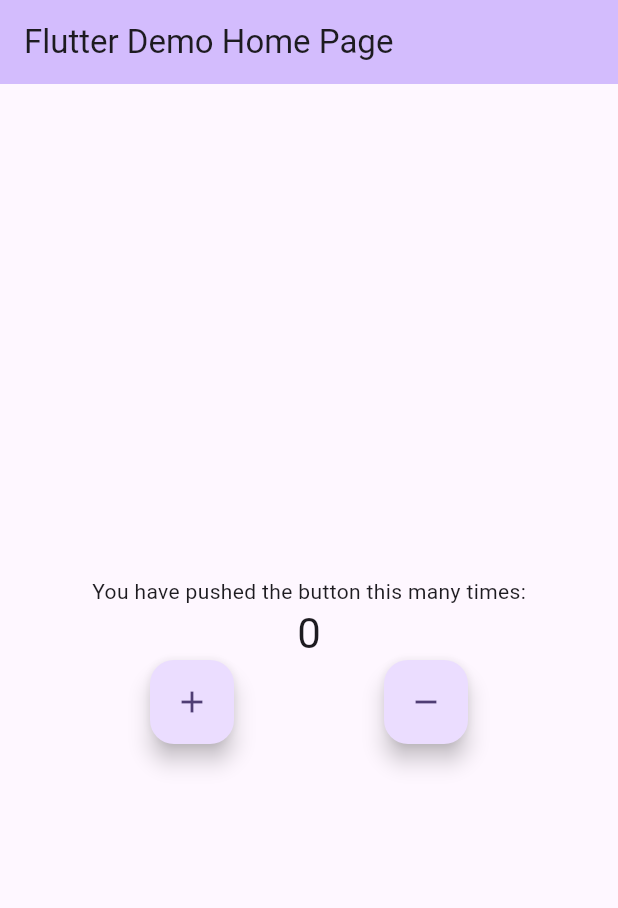
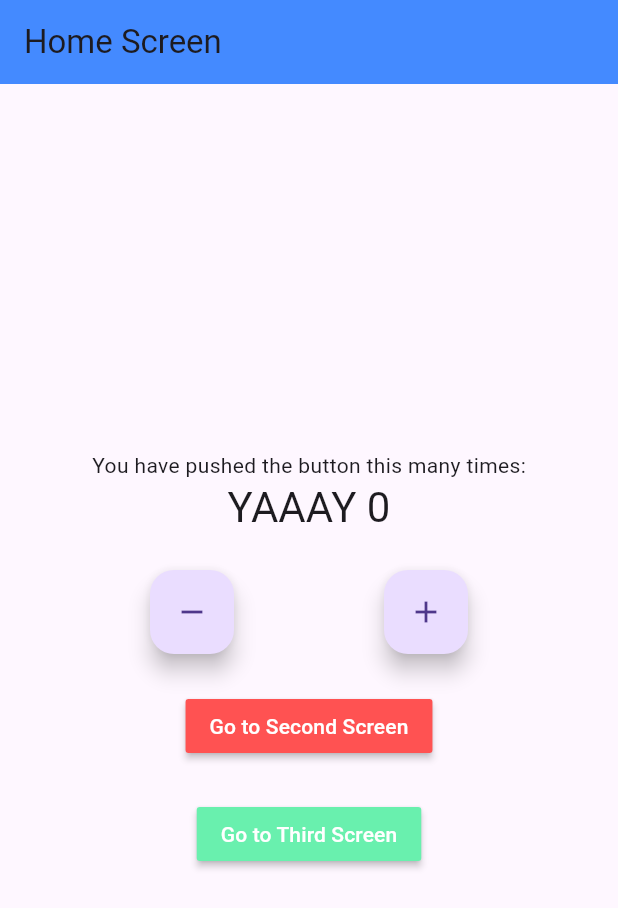
Before and after one commit to KaranKamath21/CounterAppusingBloc, a Flutter app: the screen it shows after launch, on a phone screen of 412 x 824 dp. Shown: the top 908 px of the screen. Run offline on Flutter 3.47's test engine with Material 3 defaults, Android fonts, the phone set to English and light mode, and no system bars; our stand-ins replace bloc, equatable, flutter_bloc.

Commit message:
Added access and Navigation in the project.

```diff
--- a/lib/cubit/counter_state.dart
+++ b/lib/logic/cubit/counter_state.dart
@@ -7,6 +7,5 @@ class CounterState extends Equatable {
   CounterState({required this.counterValue, required this.wasIncremented});
 
   @override
-  // TODO: implement props
   List<Object?> get props => [counterValue, wasIncremented];
 }
--- a/lib/main.dart
+++ b/lib/main.dart
@@ -1,15 +1,15 @@
-import 'package:first/cubit/counter_cubit.dart';
+import 'package:first/presentation/router/app_router.dart';
 import 'package:flutter/material.dart';
 import 'package:flutter_bloc/flutter_bloc.dart';
+import 'logic/cubit/counter_cubit.dart';
 
 void main() {
-  runApp(const MyApp());
+  runApp(MyApp());
 }
 
 class MyApp extends StatelessWidget {
-  const MyApp({super.key});
+  final AppRouter _appRouter = AppRouter();
 
-  // This widget is the root of your application.
   @override
   Widget build(BuildContext context) {
     return BlocProvider<CounterCubit>(
@@ -17,87 +17,11 @@ class MyApp extends StatelessWidget {
       child: MaterialApp(
         title: 'Flutter Demo',
         theme: ThemeData(
-          colorScheme: ColorScheme.fromSeed(seedColor: Colors.deepPurple),
-          useMaterial3: true,
+          primarySwatch: Colors.blue,
+          visualDensity: VisualDensity.adaptivePlatformDensity,
         ),
-        home: const MyHomePage(title: 'Flutter Demo Home Page'),
+        onGenerateRoute: _appRouter.onGenerateRoute,
       ),
     );
   }
 }
-
-class MyHomePage extends StatefulWidget {
-  const MyHomePage({super.key, required this.title});
-  final String title;
-
-  @override
-  State<MyHomePage> createState() => _MyHomePageState();
-}
-
-class _MyHomePageState extends State<MyHomePage> {
-  @override
-  Widget build(BuildContext context) {
-    return Scaffold(
-      appBar: AppBar(
-        backgroundColor: Theme.of(context).colorScheme.inversePrimary,
-        title: Text(widget.title),
-      ),
-      body: BlocListener<CounterCubit, CounterState>(
-        listener: (context, state) {
-          if (state.wasIncremented == true) {
-            ScaffoldMessenger.of(context).showSnackBar(
-              const SnackBar(
-                content: Text('Incremented!'),
-                duration: const Duration(milliseconds: 300),
-              ),
-            );
-          } else {
-            ScaffoldMessenger.of(context).showSnackBar(
-              const SnackBar(
-                content: Text('Decremented!'),
-                duration: const Duration(milliseconds: 300),
-              ),
-            );
-          }
-        },
-        child: Center(
-          child: Column(
-            mainAxisAlignment: MainAxisAlignment.center,
-            children: <Widget>[
-              const Text(
-                'You have pushed the button this many times:',
-              ),
-              BlocBuilder<CounterCubit, CounterState>(
-                builder: (context, state) {
-                  return Text(
-                    state.counterValue.toString(),
-                    style: Theme.of(context).textTheme.headlineMedium,
-                  );
-                },
-              ),
-              Row(
-                mainAxisAlignment: MainAxisAlignment.spaceEvenly,
-                children: [
-                  FloatingActionButton(
-                    onPressed: () {
-                      context.read<CounterCubit>().increment();
-                    },
-                    tooltip: 'Increment',
-                    child: const Icon(Icons.add),
-                  ),
-                  FloatingActionButton(
-                    onPressed: () {
-                      context.read<CounterCubit>().decrement();
-                    },
-                    tooltip: 'Decrement',
-                    child: const Icon(Icons.remove),
-                  ),
-                ],
-              )
-            ],
-          ),
-        ),
-      ), // This trailing comma makes auto-formatting nicer for build methods.
-    );
-  }
-}
--- /dev/null
+++ b/lib/presentation/router/app_router.dart
@@ -0,0 +1,37 @@
+import 'package:flutter/material.dart';
+import '../screens/home_screen.dart';
+import '../screens/second_screen.dart';
+import '../screens/third_screen.dart';
+
+class AppRouter {
+  Route? onGenerateRoute(RouteSettings settings) {
+    final GlobalKey<ScaffoldState>? key =
+        settings.arguments as GlobalKey<ScaffoldState>?;
+    switch (settings.name) {
+      case '/':
+        return MaterialPageRoute(
+          builder: (_) => HomeScreen(
+            title: "Home Screen",
+            color: Colors.blueAccent,
+          ),
+        );
+      case '/second':
+        return MaterialPageRoute(
+          builder: (_) => SecondScreen(
+            title: "Second Screen",
+            color: Colors.redAccent,
+            homeScreenKey: key,
+          ),
+        );
+      case '/third':
+        return MaterialPageRoute(
+          builder: (_) => ThirdScreen(
+            title: "Third Screen",
+            color: Colors.greenAccent,
+          ),
+        );
+      default:
+        return null;
+    }
+  }
+}
--- /dev/null
+++ b/lib/presentation/screens/home_screen.dart
@@ -0,0 +1,136 @@
+import 'package:flutter/material.dart';
+import 'package:flutter_bloc/flutter_bloc.dart';
+
+import '../../logic/cubit/counter_cubit.dart';
+
+class HomeScreen extends StatefulWidget {
+  HomeScreen({required this.title, required this.color});
+
+  final String title;
+  final Color color;
+
+  @override
+  _HomeScreenState createState() => _HomeScreenState();
+}
+
+class _HomeScreenState extends State<HomeScreen> {
+  GlobalKey<ScaffoldState> homeScreenKey = GlobalKey<ScaffoldState>();
+  @override
+  Widget build(BuildContext context) {
+    return Scaffold(
+      key: homeScreenKey,
+      appBar: AppBar(
+        backgroundColor: widget.color,
+        title: Text(widget.title),
+      ),
+      body: Center(
+        child: Column(
+          mainAxisAlignment: MainAxisAlignment.center,
+          children: <Widget>[
+            Text(
+              'You have pushed the button this many times:',
+            ),
+            BlocConsumer<CounterCubit, CounterState>(
+              listener: (context, state) {
+                if (state.wasIncremented == true) {
+                  ScaffoldMessenger.of(context).showSnackBar(
+                    SnackBar(
+                      content: Text('Incremented!'),
+                      duration: Duration(milliseconds: 300),
+                    ),
+                  );
+                } else if (state.wasIncremented == false) {
+                  ScaffoldMessenger.of(context).showSnackBar(
+                    SnackBar(
+                      content: Text('Decremented!'),
+                      duration: Duration(milliseconds: 300),
+                    ),
+                  );
+                }
+              },
+              builder: (context, state) {
+                if (state.counterValue < 0) {
+                  return Text(
+                    'BRR, NEGATIVE ' + state.counterValue.toString(),
+                    style: Theme.of(context).textTheme.headline4,
+                  );
+                } else if (state.counterValue % 2 == 0) {
+                  return Text(
+                    'YAAAY ' + state.counterValue.toString(),
+                    style: Theme.of(context).textTheme.headline4,
+                  );
+                } else if (state.counterValue == 5) {
+                  return Text(
+                    'HMM, NUMBER 5',
+                    style: Theme.of(context).textTheme.headline4,
+                  );
+                } else
+                  return Text(
+                    state.counterValue.toString(),
+                    style: Theme.of(context).textTheme.headline4,
+                  );
+              },
+            ),
+            SizedBox(
+              height: 24,
+            ),
+            Row(
+              mainAxisAlignment: MainAxisAlignment.spaceEvenly,
+              children: [
+                FloatingActionButton(
+                  heroTag: Text('${widget.title}'),
+                  onPressed: () {
+                    BlocProvider.of<CounterCubit>(context).decrement();
+                    // context.bloc<CounterCubit>().decrement();
+                  },
+                  tooltip: 'Decrement',
+                  child: Icon(Icons.remove),
+                ),
+                FloatingActionButton(
+                  heroTag: Text('${widget.title} 2nd'),
+                  onPressed: () {
+                    BlocProvider.of<CounterCubit>(context).increment();
+                    // context.bloc<CounterCubit>().increment();
+                  },
+                  tooltip: 'Increment',
+                  child: Icon(Icons.add),
+                ),
+              ],
+            ),
+            SizedBox(
+              height: 24,
+            ),
+            MaterialButton(
+              color: Colors.redAccent,
+              child: Text(
+                'Go to Second Screen',
+                style: TextStyle(color: Colors.white),
+              ),
+              onPressed: () {
+                Navigator.of(context).pushNamed(
+                  '/second',
+                  arguments: homeScreenKey,
+                );
+              },
+            ),
+            SizedBox(
+              height: 24,
+            ),
+            MaterialButton(
+              color: Colors.greenAccent,
+              child: Text(
+                'Go to Third Screen',
+                style: TextStyle(color: Colors.white),
+              ),
+              onPressed: () {
+                Navigator.of(context).pushNamed(
+                  '/third',
+                );
+              },
+            ),
+          ],
+        ),
+      ),
+    );
+  }
+}
```
Also changed, not shown: lib/presentation/screens/second_screen.dart (added, +121 -0 lines), lib/presentation/screens/third_screen.dart (added, +95 -0 lines), lib/logic/cubit/counter_cubit.dart (renamed from lib/cubit/counter_cubit.dart), 1 other file.
